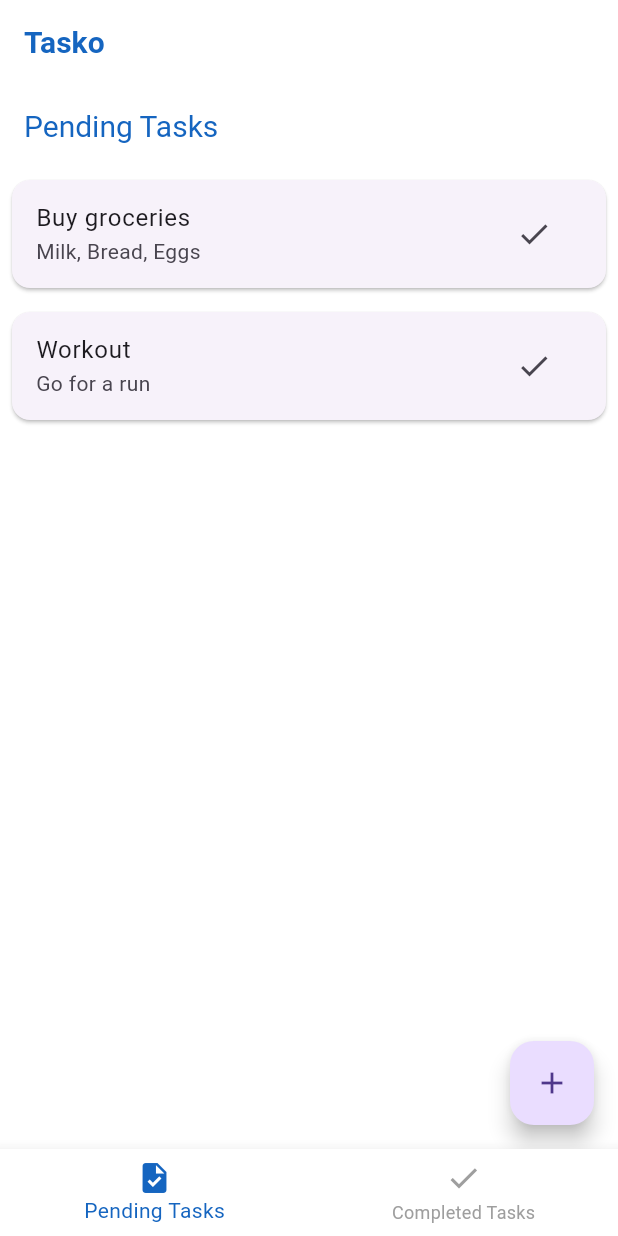
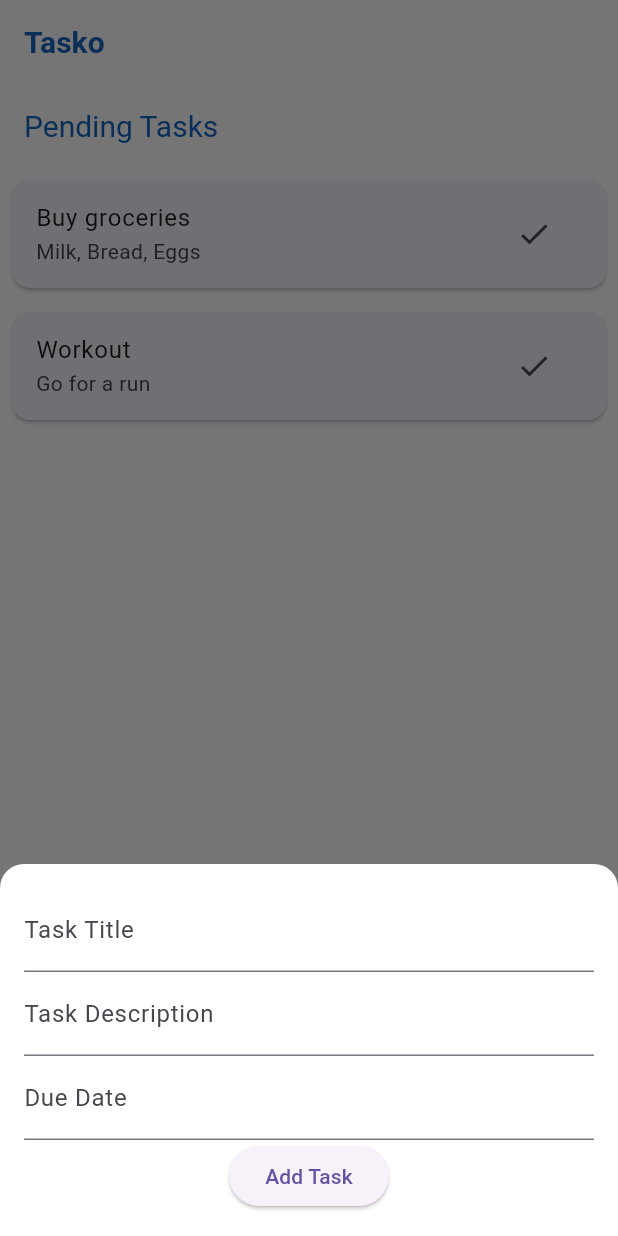
Before and after one commit to KhaledAkel/TODO-App-Flutter, a Flutter app: the screen it shows after launch, after a tap on the "add" icon, on a phone screen of 412 x 824 dp. Run offline on Flutter 3.47's test engine with Material 3 defaults, Android fonts, the phone set to English and light mode, and no system bars.

Commit message:
update the floating button functionality WORKS !!!

```diff
--- a/lib/home.dart
+++ b/lib/home.dart
@@ -45,12 +45,26 @@ class _HomePageState extends State<HomePage> {
     });
   }
 
+  void _addNewTask(String title, String description, DateTime dueDate) {
+    final newTask = Task(
+      title: title,
+      description: description,
+      dueDate: dueDate,
+      isCompleted: false,
+    );
+
+    setState(() {
+      _pendingTasks.add(newTask);
+    });
+  }
+
   @override
   Widget build(BuildContext context) {
     final pages = [
       PendingPage(
         pendingTasks: _pendingTasks,
         onTaskCompleted: _onTaskCompleted,
+        onTaskAdded: _addNewTask, // Pass the add task method here
       ),
       CompletedPage(
         completedTasks: _completedTasks,
@@ -60,13 +74,18 @@ class _HomePageState extends State<HomePage> {
 
     return Scaffold(
       appBar: AppBar(
-        title: Text('Tasko',
-            style: TextStyle(
-              fontWeight: FontWeight.bold,
-            )),
+        title: Text(
+          'Tasko',
+          style: TextStyle(
+              color: Colors.blue[800],
+              fontSize: 20,
+              fontWeight: FontWeight.bold),
+        ),
       ),
       body: IndexedStack(index: _currentIndex, children: pages),
       bottomNavigationBar: BottomNavigationBar(
+        type: BottomNavigationBarType
+            .fixed, // Prevents the whole bar from animating
         backgroundColor: Colors.white,
         selectedItemColor:
             Colors.blue[800], // Dark blue color for selected icon
--- a/lib/screens/pending_page.dart
+++ b/lib/screens/pending_page.dart
@@ -1,36 +1,18 @@
 import 'package:flutter/material.dart';
-import '../api/mock_task_service.dart';
 import '../models/task.dart';
 import '../components/task_card.dart';
 
-class PendingPage extends StatefulWidget {
-  final Function(Task) onTaskCompleted; // Callback to notify completion
+class PendingPage extends StatelessWidget {
+  final List<Task> pendingTasks;
+  final Function(Task) onTaskCompleted;
+  final Function(String, String, DateTime)
+      onTaskAdded; // Callback for adding tasks
 
-  PendingPage({required this.onTaskCompleted}); // Expect this parameter
-
-  @override
-  _PendingPageState createState() => _PendingPageState();
-}
-
-class _PendingPageState extends State<PendingPage> {
-  final MockTaskService _taskService = MockTaskService();
-  late Future<TaskData> _taskData;
-
-  @override
-  void initState() {
-    super.initState();
-    _taskData = _taskService.getTaskData();
-  }
-
-  Future<void> _addTask() async {
-    // Placeholder for add task functionality
-    // You can implement the dialog or bottom sheet here to add a new task
-  }
-
-  void _completeTask(Task task) {
-    // Notify the HomePage that the task is completed
-    widget.onTaskCompleted(task); // Call the passed callback
-  }
+  PendingPage({
+    required this.pendingTasks,
+    required this.onTaskCompleted,
+    required this.onTaskAdded, // Add this parameter
+  });
 
   @override
   Widget build(BuildContext context) {
@@ -38,34 +20,101 @@ class _PendingPageState extends State<PendingPage> {
       appBar: AppBar(
         title: Text('Pending Tasks'),
       ),
-      body: FutureBuilder<TaskData>(
-        future: _taskData,
-        builder: (context, snapshot) {
-          if (snapshot.connectionState == ConnectionState.waiting) {
-            return Center(child: CircularProgressIndicator());
-          }
-          if (snapshot.hasError) {
-            return Center(child: Text('Error: ${snapshot.error}'));
-          }
-          final tasks = snapshot.data!.pendingTasks;
-
-          return ListView.builder(
-            itemCount: tasks.length,
-            itemBuilder: (context, index) {
-              final task = tasks[index];
-              return TaskCard(
-                task: task,
-                onComplete: () =>
-                    _completeTask(task), // Pass the task to complete
-              );
+      body: ListView.builder(
+        itemCount: pendingTasks.length,
+        itemBuilder: (context, index) {
+          final task = pendingTasks[index];
+          return TaskCard(
+            task: task,
+            onComplete: () =>
+                onTaskCompleted(task), // Call the callback when completed
+            onUncomplete: () {
+              // No action needed for pending tasks
             },
           );
         },
       ),
       floatingActionButton: FloatingActionButton(
-        onPressed: _addTask,
-        child: Icon(Icons.add),
+        onPressed: () => _addTask(context), // Call the add task method
+        backgroundColor: Colors.white, // Set FAB background to white
+        child: Icon(Icons.add,
+            color: Colors.blue[800]), // Set FAB icon color to blue
       ),
     );
   }
+
+  void _addTask(BuildContext context) {
+    String title = '';
+    String description = '';
+    DateTime? dueDate;
+
+    showModalBottomSheet(
+      context: context,
+      backgroundColor: Colors.white, // Set the background color to white
+      shape: RoundedRectangleBorder(
+        borderRadius: BorderRadius.vertical(
+            top: Radius.circular(16)), // Optional: rounded corners
+      ),
+      builder: (context) {
+        return Padding(
+          padding: const EdgeInsets.all(16.0),
+          child: Column(
+            mainAxisSize: MainAxisSize.min,
+            children: [
+              TextField(
+                decoration: InputDecoration(labelText: 'Task Title'),
+                onChanged: (value) {
+                  title = value; // Capture the title input
+                },
+              ),
+              TextField(
+                decoration: InputDecoration(labelText: 'Task Description'),
+                onChanged: (value) {
+                  description = value; // Capture the description input
+                },
+              ),
+              TextField(
+                decoration: InputDecoration(labelText: 'Due Date'),
+                readOnly: true, // Make the text field read-only
+                onTap: () async {
+                  FocusScope.of(context).unfocus(); // Dismiss the keyboard
+                  final pickedDate = await showDatePicker(
+                    context: context,
+                    initialDate: dueDate ?? DateTime.now(),
+                    firstDate: DateTime.now(),
+                    lastDate: DateTime(2101),
+                  );
+                  if (pickedDate != null) {
+                    dueDate = pickedDate; // Capture the due date
+                  }
+                },
+                controller: TextEditingController(
+                    text: dueDate != null
+                        ? dueDate!.toLocal().toString().split(' ')[0]
+                        : ''), // Display the selected date
+              ),
+              ElevatedButton(
+                onPressed: () {
+                  if (title.isNotEmpty &&
+                      description.isNotEmpty &&
+                      dueDate != null) {
+                    // Call the function to add the task
+                    onTaskAdded(
+                        title, description, dueDate!); // Force unwrapping
+                    Navigator.pop(context); // Close the bottom sheet
+                  } else {
+                    // Optionally show an error message if fields are empty
+                    ScaffoldMessenger.of(context).showSnackBar(
+                      SnackBar(content: Text('Please fill in all fields.')),
+                    );
+                  }
+                },
+                child: Text('Add Task'),
+              ),
+            ],
+          ),
+        );
+      },
+    );
+  }
 }
```
